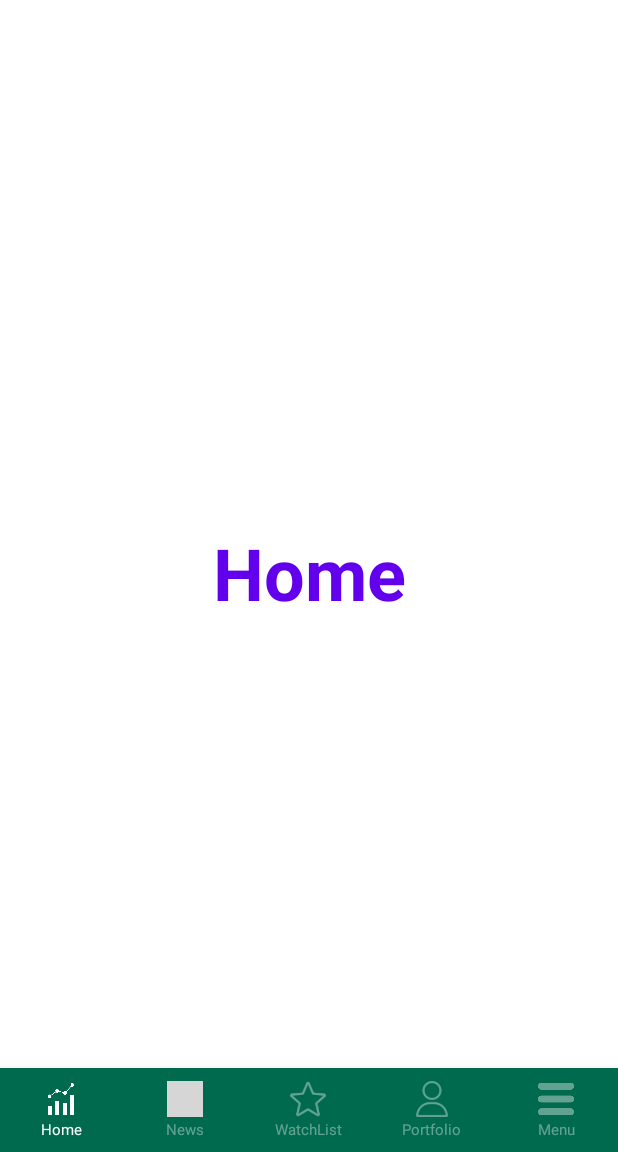
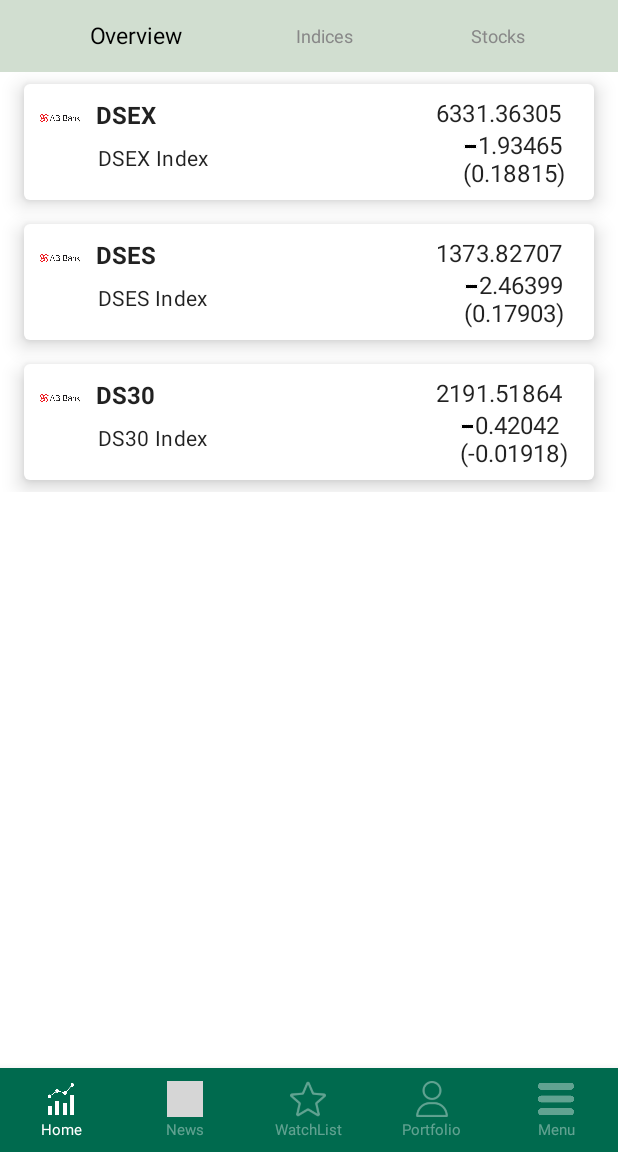
Before and after one commit to AbuSayedMasud/Capita, an Android app built with Jetpack Compose: the HomeScreen screen opened through its navigation route, on a phone screen of 412 x 824 dp, the part 84-1236 px from its top. Run offline under Robolectric (Android 15) with nearby library versions, the phone set to English and light mode, and no system bars; grey boxes are pictures that could not be loaded.

Commit message:
home page design

```diff
--- /dev/null
+++ b/api/src/main/java/com/example/capita/bonds/Bond.kt
@@ -0,0 +1,4 @@
+package com.example.capita.bonds
+
+class Bond {
+}
--- /dev/null
+++ b/api/src/main/java/com/example/capita/bonds/BondService.kt
@@ -0,0 +1,4 @@
+package com.example.capita.bonds
+
+interface BondService {
+}
--- /dev/null
+++ b/api/src/main/java/com/example/capita/index/IndexService.kt
@@ -0,0 +1,5 @@
+package com.example.capita.index
+
+interface IndexService {
+    fun listIndex(): List<Indices>
+}
--- /dev/null
+++ b/api/src/main/java/com/example/capita/index/Indices.kt
@@ -0,0 +1,11 @@
+package com.example.capita.index
+
+class Indices(
+    val icon: Int,
+    val shortName: String,
+    val longName: String,
+    val amount: Double,
+    val increase: Double,
+    val percentage: Double,
+    val changeIcon: Int
+)
--- a/app/src/main/java/com/example/capita/home/HomeActivity.kt
+++ b/app/src/main/java/com/example/capita/home/HomeActivity.kt
@@ -2,24 +2,30 @@ package com.example.capita.home
 
 import SetStatusBarColor
 import android.os.Bundle
-import android.util.Log
 import androidx.activity.ComponentActivity
 import androidx.activity.compose.setContent
 import androidx.compose.foundation.layout.*
+import androidx.compose.runtime.Composable
 import androidx.compose.ui.Modifier
 import androidx.compose.ui.graphics.Color
+import com.example.capita.home.sectionBar.CardView
+import com.example.capita.home.sectionBar.scrollingSectionBar
+import com.example.capita.home.shell.BottomNavGraph
 import com.example.capita.home.shell.MainScreenBottomBar
+import com.example.capita.home.topBarScreen.MyAppBar
 import com.example.capita.home.ui.theme.CapitaTheme
-import com.example.capita.home.topBarScreen.MyAppBar
-import com.example.capita.service.instrument.InstrumentServiceImpl
+import com.example.capita.index.Indices
+import androidx.navigation.compose.rememberNavController
+import com.example.capita.service.index.IndexServiceImpl
 
 class HomeActivity : ComponentActivity() {
     override fun onCreate(savedInstanceState: Bundle?) {
         super.onCreate(savedInstanceState)
         setContent {
-            SetStatusBarColor(Color(0xFF0E2B26),Color(0xFF0E2B26))
+            val navController = rememberNavController()
+
+            SetStatusBarColor(Color(0xFF0E2B26), Color(0xFF0E2B26))
             CapitaTheme {
-
                 Column {
                     Box(modifier = Modifier.fillMaxWidth()) {
                         MyAppBar(
@@ -31,9 +37,12 @@ class HomeActivity : ComponentActivity() {
                             showSearchBar = false
                         )
                     }
+                    scrollingSectionBar()
                     MainScreenBottomBar()
+
+//
+                    }
                 }
             }
         }
     }
-}
--- a/app/src/main/java/com/example/capita/home/bottomScreen/HomeScreen.kt
+++ b/app/src/main/java/com/example/capita/home/bottomScreen/HomeScreen.kt
@@ -1,32 +1,42 @@
 package com.example.capita.home.bottomScreen
-
 
 import androidx.compose.foundation.layout.Box
 import androidx.compose.foundation.layout.fillMaxSize
-import androidx.compose.material.MaterialTheme
-import androidx.compose.material.Text
+import androidx.compose.foundation.lazy.LazyColumn
+import androidx.compose.foundation.lazy.items
 import androidx.compose.runtime.Composable
+import androidx.compose.runtime.getValue
+import androidx.compose.runtime.mutableStateOf
+import androidx.compose.runtime.remember
+import androidx.compose.runtime.setValue
 import androidx.compose.ui.Alignment
 import androidx.compose.ui.Modifier
-import androidx.compose.ui.text.font.FontWeight
-import androidx.compose.ui.tooling.preview.Preview
+import com.example.capita.home.sectionBar.CardView
+import com.example.capita.service.index.IndexServiceImpl
+import com.example.capita.index.Indices
+import com.example.capita.instrument.Instrument
+import com.example.capita.instrument.InstrumentService
 
 @Composable
-fun HomeScreen(){
-    Box(modifier=Modifier.fillMaxSize(),
-        contentAlignment = Alignment.Center
-    ){
-        Text(
-            text = "Home",
-            color = MaterialTheme.colors.primary,
-            fontSize = MaterialTheme.typography.h3.fontSize,
-            fontWeight = FontWeight.Bold
+fun HomeScreen() {
+    val indexService = IndexServiceImpl()
+    val indices by remember { mutableStateOf(indexService.listIndex()) }
 
-        )
+    DisplayIndices(indices)
+}
+
+@Composable
+fun DisplayIndices(indices: List<Indices>) {
+    LazyColumn {
+        items(indices) { index ->
+            CardView(index)
+        }
     }
 }
-@Composable
-@Preview(showBackground = true)
-fun HomeScreenPreview(){
-    HomeScreen()
-}
+
+
+//@Composable
+//@Preview(showBackground = true)
+//fun HomeScreenPreview() {
+//    HomeScreen()
+//}
--- /dev/null
+++ b/app/src/main/java/com/example/capita/home/sectionBar/IndexView.kt
@@ -0,0 +1,137 @@
+package com.example.capita.home.sectionBar
+
+import androidx.compose.foundation.Image
+import androidx.compose.foundation.layout.*
+import androidx.compose.material.Card
+import androidx.compose.material.Text
+import androidx.compose.runtime.Composable
+import androidx.compose.ui.Modifier
+import androidx.compose.ui.unit.dp
+import androidx.compose.material.MaterialTheme
+import androidx.compose.ui.Alignment
+import androidx.compose.ui.graphics.Color
+import androidx.compose.ui.res.painterResource
+import androidx.compose.ui.text.font.FontWeight
+import androidx.compose.ui.tooling.preview.Preview
+import com.example.capita.index.Indices
+import com.example.service.protype.R
+
+@Composable
+fun CardView(index: Indices) {
+    Card(
+        modifier = Modifier.padding(16.dp, 8.dp),
+        elevation = 8.dp,
+        backgroundColor = Color(0xFFFFFFFF),
+        shape = MaterialTheme.shapes.medium
+    ) {
+        Row(modifier = Modifier.padding(8.dp)) {
+            // First Column
+            Column(modifier = Modifier.weight(4f)) {
+                Row(modifier = Modifier.fillMaxWidth()) {
+                    // First Row - Icon and Full Name
+                    Image(
+                        painter = painterResource(id = index.icon),
+                        contentDescription = null,
+                        modifier = Modifier.size(32.dp)
+                    )
+                    Text(
+                        text = index.shortName,
+                        modifier = Modifier.padding(start = 8.dp, top = 4.dp),
+                        style = MaterialTheme.typography.body1.copy(fontWeight = FontWeight.Bold)
+                    )
+                }
+                Row(
+                    modifier = Modifier
+                        .fillMaxWidth()
+                        .padding(start = 41.dp)
+                ) {
+                    // Second Row - Short Name, Equity, Market
+                    Text(
+                        text = index.longName,
+//                        modifier = Modifier.padding(start = 8.dp, top = 4.dp),
+                        style = MaterialTheme.typography.body2
+                    )
+
+                }
+            }
+            // Second Column
+            Column(modifier = Modifier.weight(2f)) {
+                Column(
+                    modifier = Modifier.fillMaxHeight(),
+                    verticalArrangement = Arrangement.Center
+                ) {
+                    // First Row - Value
+                    Text(
+                        text = index.amount.toString(),
+                        style = MaterialTheme.typography.subtitle1,
+                        modifier = Modifier.padding(start = 24.dp)
+                    )
+                }
+                Column(
+                    modifier = Modifier
+                        .fillMaxHeight()
+                        .align(Alignment.CenterHorizontally),
+                    verticalArrangement = Arrangement.Center
+                ) {
+                    // Second Row - Closed Price and Change
+                    Row(
+                        verticalAlignment = Alignment.CenterVertically,
+                        modifier = Modifier.padding(start = 30.dp)
+                    ) {
+                        Image(
+                            painter = painterResource(id = index.changeIcon),
+                            contentDescription = null,
+                            modifier = Modifier
+                                .size(10.dp)
+                        )
+                        Text(
+                            text = index.increase.toString(),
+                            style = MaterialTheme.typography.body1
+                        )
+                    }
+                    Row(
+                        verticalAlignment = Alignment.CenterVertically,
+                        modifier = Modifier.padding(start = 30.dp)
+                    ) {
+                        Text(
+                            "("
+                        )
+                        if (index.percentage.toString() == "-") {
+                            Image(
+                                painter = painterResource(id = index.changeIcon),
+                                contentDescription = null,
+                                modifier = Modifier
+                                    .size(16.dp)
+
+                            )
+                        }
+                        Text(
+                            text = index.percentage.toString(),
+                            style = MaterialTheme.typography.body1
+
+                            )
+                        Text(")")
+                    }
+                }
+            }
+        }
+    }
+}
+
+@Preview
+@Composable
+fun CardViewPreview() {
+    val sampleIndex = Indices(
+        icon = R.drawable.logo1,
+        longName = "DSEX Index",
+        shortName = "DSEX",
+        amount = 6331.36305,
+        increase = 11.93465,
+        percentage = 0.18815,
+        changeIcon = R.drawable.minus
+    )
+
+    MaterialTheme {
+        CardView(index = sampleIndex)
+    }
+}
--- /dev/null
+++ b/app/src/main/java/com/example/capita/home/sectionBar/sectionBar.kt
@@ -0,0 +1,81 @@
+package com.example.capita.home.sectionBar
+
+import androidx.compose.foundation.background
+import androidx.compose.foundation.clickable
+import androidx.compose.foundation.horizontalScroll
+import androidx.compose.foundation.interaction.MutableInteractionSource
+import androidx.compose.foundation.layout.Arrangement
+import androidx.compose.foundation.layout.Box
+import androidx.compose.foundation.layout.Row
+import androidx.compose.foundation.layout.fillMaxWidth
+import androidx.compose.foundation.layout.height
+import androidx.compose.foundation.layout.padding
+import androidx.compose.foundation.rememberScrollState
+import androidx.compose.material.Text
+import androidx.compose.runtime.Composable
+import androidx.compose.runtime.getValue
+import androidx.compose.runtime.mutableStateOf
+import androidx.compose.runtime.remember
+import androidx.compose.runtime.setValue
+import androidx.compose.ui.Alignment
+import androidx.compose.ui.Modifier
+import androidx.compose.ui.draw.scale
+import androidx.compose.ui.graphics.Color
+import androidx.compose.ui.tooling.preview.Preview
+import androidx.compose.ui.unit.dp
+import androidx.compose.ui.unit.sp
+
+@Composable
+fun scrollingSectionBar() {
+    var selectedSection by remember { mutableStateOf("Overview") }
+
+    val normalColor = Color.Gray
+    val selectedColor = Color.Black
+
+    val sections = listOf(
+        "Overview",
+        "Indices",
+        "Stocks",
+//        "Currency",
+//        "Crypto",
+//        "Future Indices"
+    )
+    val lighterAppBarColor = Color(0xFFD1DED0)
+
+    Row(
+        modifier = Modifier
+            .fillMaxWidth()
+            .height(48.dp)
+            .background(lighterAppBarColor)
+            .horizontalScroll(rememberScrollState()),
+        horizontalArrangement = Arrangement.SpaceEvenly,
+        verticalAlignment = Alignment.CenterVertically
+    ) {
+        for (section in sections) {
+            Box(
+                modifier = Modifier
+                    .padding(horizontal = 16.dp)
+                    .clickable(
+                        interactionSource = remember {
+                            MutableInteractionSource()
+                        },
+                        indication = null,
+                        onClick = { selectedSection = section }
+                    )
+            ) {
+                Text(
+                    text = section,
+                    color = if (section == selectedSection) selectedColor else normalColor,
+                    fontSize = if (section == selectedSection) 14.sp else 12.sp, // Enlarge the text size when selected
+                    modifier = if (section == selectedSection) Modifier.scale(1.1f) else Modifier // Scale effect when selected
+                )
+            }
+        }
+    }
+}
+
+@Preview
+@Composable
+fun PreviewScrollingSectionBar() {
+    scrollingSectionBar()
+}
--- a/app/src/main/java/com/example/capita/home/shell/MainScreenBottomBar.kt
+++ b/app/src/main/java/com/example/capita/home/shell/MainScreenBottomBar.kt
@@ -88,8 +88,8 @@ fun RowScope.AddItem(
 
     )
 }
-@Preview(showBackground = true)
-@Composable
-fun PreviewMainScreenBottomBar() {
-    MainScreenBottomBar()
-}
+//@Preview(showBackground = true)
+//@Composable
+//fun PreviewMainScreenBottomBar() {
+//    MainScreenBottomBar()
+//}
--- /dev/null
+++ b/service-protype/src/main/java/com/example/capita/service/index/IndexServiceImpl.kt
@@ -0,0 +1,45 @@
+package com.example.capita.service.index
+
+import com.example.capita.index.IndexService
+import com.example.capita.index.Indices
+import com.example.service.protype.R
+import java.util.Locale
+
+class IndexServiceImpl : IndexService {
+
+    val index = listOf(
+        Indices(
+            icon = R.drawable.logo1,
+            shortName = "DSEX",
+            longName = "DSEX Index",
+            amount = 6331.36305,
+            increase = 1.93465,
+            percentage = 0.18815,
+            changeIcon = R.drawable.minus
+        ),
+        Indices(
+            icon = R.drawable.logo1,
+            shortName = "DSES",
+            longName = "DSES Index",
+            amount = 1373.82707,
+            increase = 2.46399,
+            percentage = 0.17903,
+            changeIcon = R.drawable.minus
+        ),
+        Indices(
+            icon = R.drawable.logo1,
+            shortName = "DS30",
+            longName = "DS30 Index",
+            amount = 2191.51864,
+            increase = 0.42042,
+            percentage = -0.01918,
+            changeIcon = R.drawable.minus
+        )
+    )
+
+    override fun listIndex(): List<Indices> {
+        return index
+    }
+
+
+}
```
Also changed, not shown: api/src/main/java/com/example/capita/instrument/Instrument.kt (+5 -3 lines).
